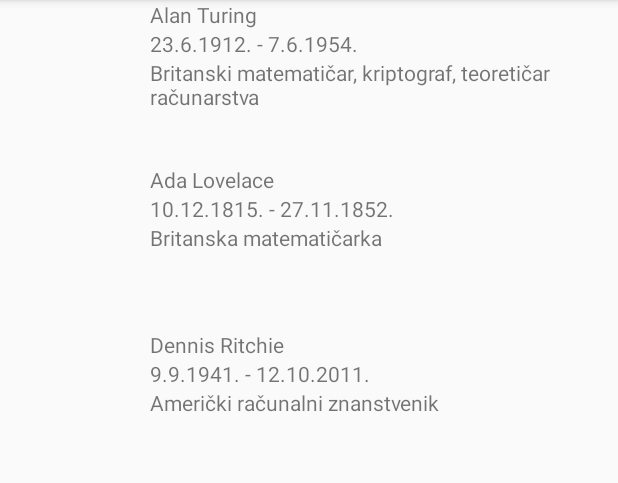
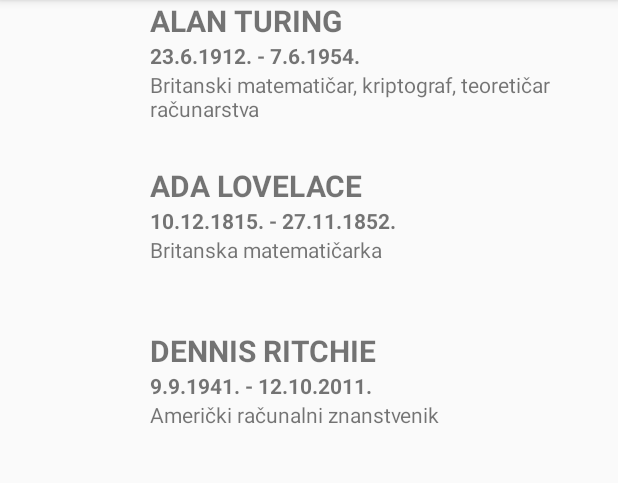
Before and after one commit to IvPris/Inspired, an Android app: the screen it shows after launch (MainActivity), on a phone screen of 412 x 824 dp, the part 84-567 px from its top. Run offline under Robolectric (Android 15) with nearby library versions, the phone set to English and light mode, and no system bars; our stand-ins replace ButterKnife.

Commit message:
Added toast messages and text style attributes

```diff
--- a/app/src/main/res/layout/activity_main.xml
+++ b/app/src/main/res/layout/activity_main.xml
@@ -11,13 +11,17 @@
         android:id="@+id/name1"
         android:layout_width="match_parent"
         android:layout_height="wrap_content"
-        android:layout_toEndOf="@id/photo1" />
+        android:layout_toEndOf="@id/photo1"
+        android:textAllCaps="true"
+        android:textSize="20sp"
+        android:textStyle="bold"/>
     <TextView
         android:id="@+id/birth1"
         android:layout_width="match_parent"
         android:layout_height="wrap_content"
         android:layout_toEndOf="@id/photo1"
-        android:layout_below="@id/name1"/>
+        android:layout_below="@id/name1"
+        android:textStyle="bold"/>
     <TextView
         android:id="@+id/about1"
         android:layout_width="match_parent"
@@ -37,13 +41,17 @@
         android:layout_width="match_parent"
         android:layout_height="wrap_content"
         android:layout_toEndOf="@id/photo2"
-        android:layout_alignTop="@id/photo2"/>
+        android:layout_alignTop="@id/photo2"
+        android:textAllCaps="true"
+        android:textSize="20sp"
+        android:textStyle="bold"/>
     <TextView
         android:id="@+id/birth2"
         android:layout_width="match_parent"
         android:layout_height="wrap_content"
         android:layout_toEndOf="@id/photo2"
-        android:layout_below="@id/name2"/>
+        android:layout_below="@id/name2"
+        android:textStyle="bold"/>
     <TextView
         android:id="@+id/about2"
         android:layout_width="match_parent"
@@ -63,14 +71,17 @@
         android:layout_width="match_parent"
         android:layout_height="wrap_content"
         android:layout_toEndOf="@id/photo3"
-        android:layout_alignTop="@id/photo3"/>
-
+        android:layout_alignTop="@id/photo3"
+        android:textAllCaps="true"
+        android:textSize="20sp"
+        android:textStyle="bold"/>
     <TextView
         android:id="@+id/birth3"
         android:layout_width="match_parent"
         android:layout_height="wrap_content"
         android:layout_toEndOf="@id/photo3"
-        android:layout_below="@id/name3"/>
+        android:layout_below="@id/name3"
+        android:textStyle="bold"/>
     <TextView
         android:id="@+id/about3"
         android:layout_width="match_parent"
```
Also changed, not shown: app/src/main/java/hr/ferit/ivana/inspired/MainActivity.java (+45 -0 lines).
